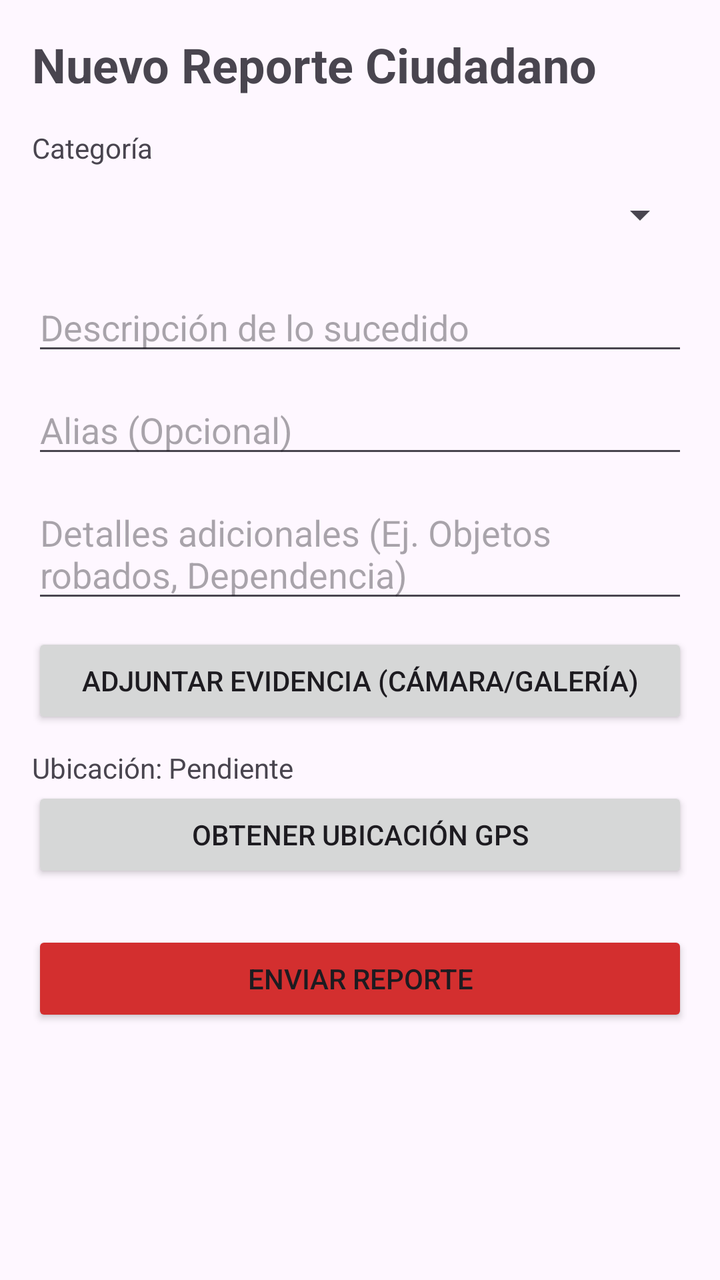
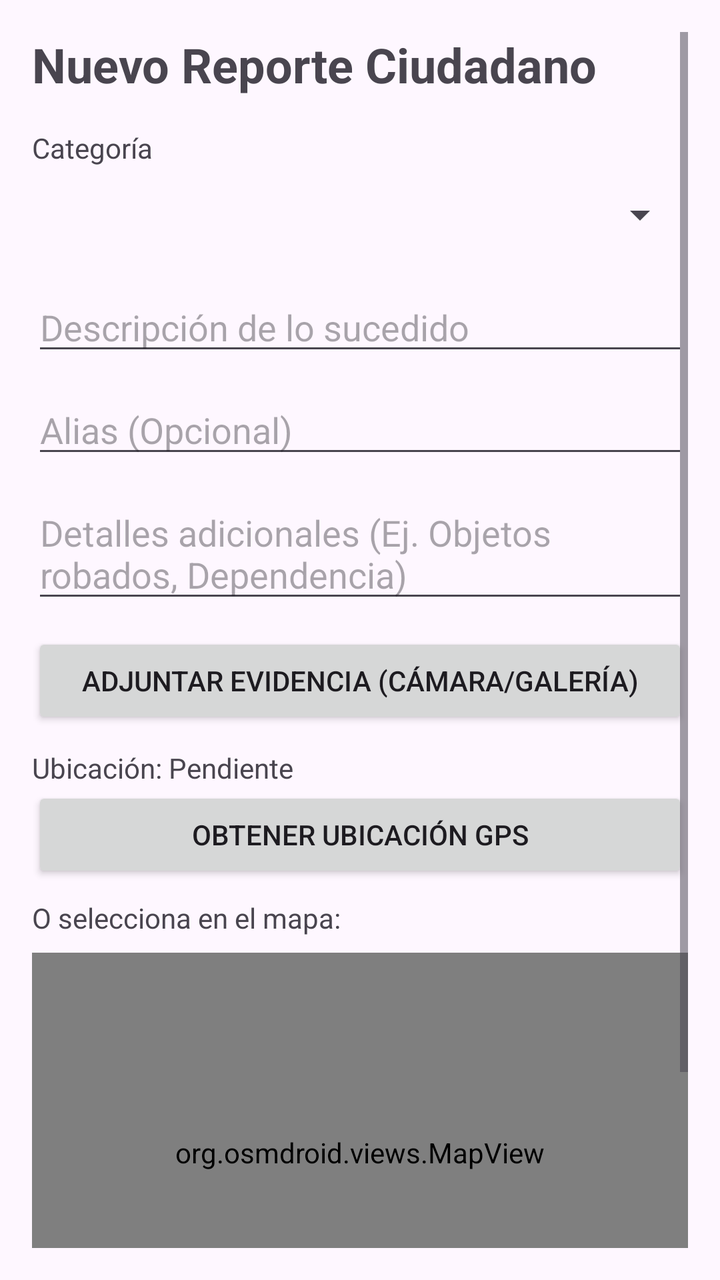

An Android layout rendered at two revisions. The XML below is the earlier revision; the diff shows what the commit changed to produce the second picture.
<!-- AndroidManifest.xml: application theme Theme.ProyectoFinal -->
<!-- res/layout/activity_crear_reporte.xml -->
<?xml version="1.0" encoding="utf-8"?>
<ScrollView xmlns:android="http://schemas.android.com/apk/res/android"
    android:layout_width="match_parent"
    android:layout_height="match_parent"
    android:padding="16dp">

    <LinearLayout
        android:layout_width="match_parent"
        android:layout_height="wrap_content"
        android:orientation="vertical">

        <TextView
            android:text="Nuevo Reporte Ciudadano"
            android:textSize="24sp"
            android:textStyle="bold"
            android:layout_width="wrap_content"
            android:layout_height="wrap_content"/>

        <TextView
            android:text="Categoría"
            android:layout_marginTop="16dp"
            android:layout_width="wrap_content"
            android:layout_height="wrap_content"/>

        <Spinner
            android:id="@+id/spinnerCategoria"
            android:layout_width="match_parent"
            android:layout_height="wrap_content"
            android:minHeight="48dp"/>

        <EditText
            android:id="@+id/etDescripcion"
            android:hint="Descripción de lo sucedido"
            android:layout_width="match_parent"
            android:layout_height="wrap_content"
            android:layout_marginTop="10dp"/>

        <EditText
            android:id="@+id/etAlias"
            android:hint="Alias (Opcional)"
            android:layout_width="match_parent"
            android:layout_height="wrap_content"
            android:layout_marginTop="10dp"/>

        <EditText
            android:id="@+id/etDetalleExtra"
            android:hint="Detalles adicionales (Ej. Objetos robados, Dependencia)"
            android:layout_width="match_parent"
            android:layout_height="wrap_content"
            android:layout_marginTop="10dp"/>

        <Button
            android:id="@+id/btnFoto"
            android:text="Adjuntar Evidencia (Cámara/Galería)"
            android:layout_width="match_parent"
            android:layout_height="wrap_content"
            android:layout_marginTop="10dp"/>

        <ImageView
            android:id="@+id/ivPreview"
            android:layout_width="match_parent"
            android:layout_height="200dp"
            android:scaleType="centerCrop"
            android:background="#E0E0E0"
            android:visibility="gone"/>

        <TextView
            android:id="@+id/tvUbicacion"
            android:text="Ubicación: Pendiente"
            android:layout_width="wrap_content"
            android:layout_height="wrap_content"
            android:layout_marginTop="10dp"/>

        <Button
            android:id="@+id/btnObtenerUbicacion"
            android:text="Obtener Ubicación GPS"
            android:layout_width="match_parent"
            android:layout_height="wrap_content"/>

        <Button
            android:id="@+id/btnEnviar"
            android:text="ENVIAR REPORTE"
            android:backgroundTint="#D32F2F"
            android:layout_width="match_parent"
            android:layout_height="wrap_content"
            android:layout_marginTop="24dp"/>

        <ProgressBar
            android:id="@+id/progressBar"
            android:visibility="gone"
            android:layout_width="wrap_content"
            android:layout_height="wrap_content"
            android:layout_gravity="center"/>

    </LinearLayout>
</ScrollView>
<!-- resources referenced by this layout -->
<resources>
  <style name="Theme.ProyectoFinal" parent="Base.Theme.ProyectoFinal" />
  <style name="Base.Theme.ProyectoFinal" parent="Theme.Material3.DayNight.NoActionBar">
          
          
      </style>
</resources>

<!-- the commit's change to res/layout/activity_crear_reporte.xml (unified diff, before → after) -->
@@ -77,6 +77,19 @@
             android:layout_width="match_parent"
             android:layout_height="wrap_content"/>
 
+        <TextView
+            android:text="O selecciona en el mapa:"
+            android:layout_marginTop="8dp"
+            android:layout_width="wrap_content"
+            android:layout_height="wrap_content"/>
+
+        <org.osmdroid.views.MapView
+            android:id="@+id/mapPickLocation"
+            android:layout_width="match_parent"
+            android:layout_height="200dp"
+            android:layout_marginTop="8dp"
+            android:background="#E0E0E0"/>
+
         <Button
             android:id="@+id/btnEnviar"
             android:text="ENVIAR REPORTE"
